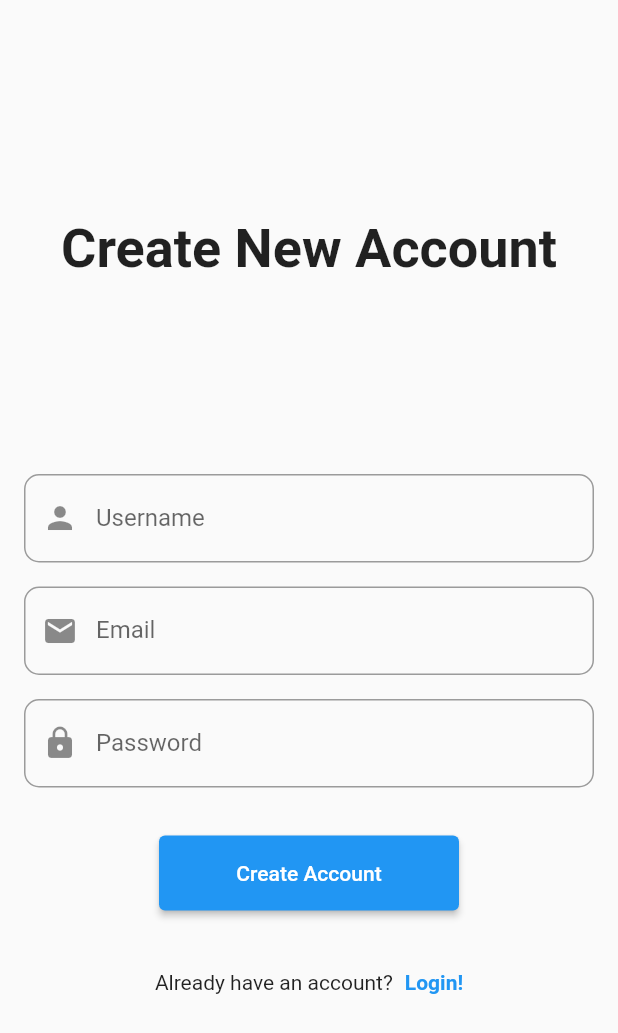
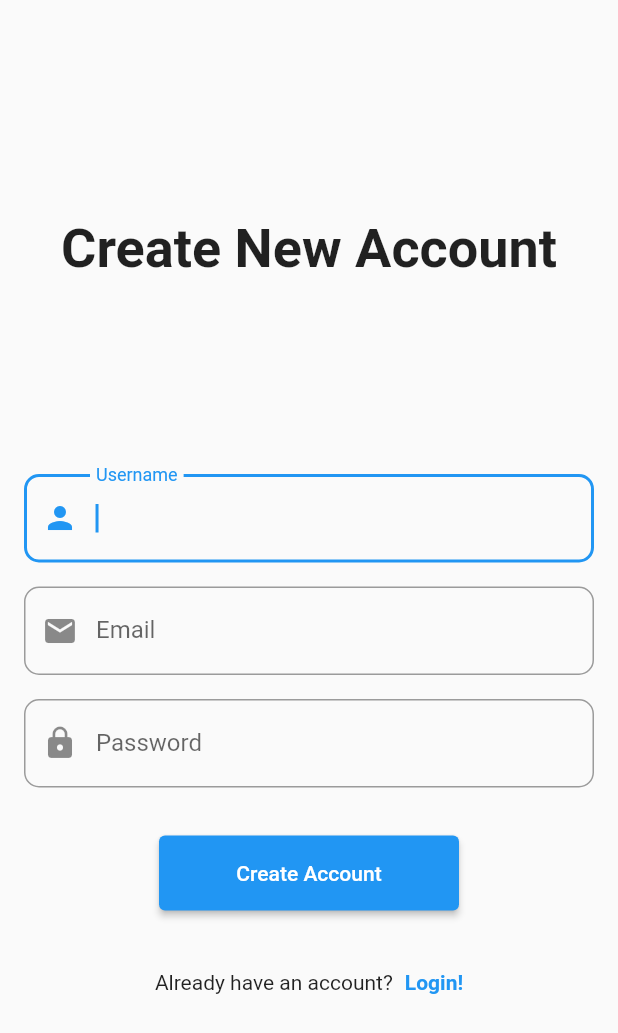
Before and after one commit to Davenchy/fire_auth_x, a Flutter app: the screen it shows after launch, after a tap on "Register Now!", after a tap on "Create Account", on a phone screen of 412 x 824 dp. Shown: the top 1033 px of the screen. Run offline on Flutter 3.47's test engine with Material 2 defaults, Android fonts, the phone set to English and light mode, and no system bars; our stand-ins replace firebase_auth, firebase_core, get; accounts and stored records are empty; network calls fail.

Commit message:
implement auth

```diff
--- a/lib/app.dart
+++ b/lib/app.dart
@@ -1,18 +1,29 @@
 import 'package:fire_auth_x/screens/login_screen.dart';
+import 'package:fire_auth_x/screens/register_screen.dart';
 import 'package:flutter/material.dart';
+import 'package:get/get.dart';
+
+import 'screens/home_screen.dart';
+import 'screens/settings_screen.dart';
 
 class MyApp extends StatelessWidget {
   const MyApp({Key? key}) : super(key: key);
 
   @override
   Widget build(BuildContext context) {
-    return MaterialApp(
+    return GetMaterialApp(
       title: 'FireAuthX',
       debugShowCheckedModeBanner: false,
       theme: ThemeData(
         primarySwatch: Colors.blue,
       ),
-      home: const LoginScreen(),
+      initialRoute: '/',
+      getPages: [
+        GetPage(name: '/', page: () => HomeScreen()),
+        GetPage(name: '/login', page: () => LoginScreen()),
+        GetPage(name: '/register', page: () => RegisterScreen()),
+        GetPage(name: '/settings', page: () => SettingsScreen()),
+      ],
     );
   }
 }
--- a/lib/controllers/auth_controller.dart
+++ b/lib/controllers/auth_controller.dart
@@ -0,0 +1,160 @@
+import 'package:firebase_auth/firebase_auth.dart';
+import 'package:flutter/material.dart';
+import 'package:get/get.dart';
+
+class AuthController extends GetxController {
+  static AuthController get instance => Get.find();
+
+  final FirebaseAuth _authService = FirebaseAuth.instance;
+  late final Rx<User?> _user;
+  final Rx<bool> _isLoading = false.obs;
+
+  bool get isLoggedIn => _user.value != null;
+  User? get user => _user.value;
+
+  Rx<bool> get isLoading => _isLoading;
+  String? get userName => user?.displayName;
+  String? get photoUrl => user?.photoURL;
+
+  @override
+  void onReady() {
+    super.onReady();
+
+    _user = _authService.currentUser.obs;
+
+    _user.bindStream(_authService.userChanges());
+    ever(_user, _initialScreen);
+  }
+
+  void _initialScreen(User? user) {
+    if (user != null) {
+      Get.offAllNamed('/');
+    } else {
+      Get.offAllNamed('/login');
+    }
+  }
+
+  /// sign-in user using its [email] and [password]
+  Future<void> signIn(String email, String password) async {
+    isLoading.value = true;
+    await _authService
+        .signInWithEmailAndPassword(
+      email: email,
+      password: password,
+    )
+        .then(
+      (userCredential) {
+        _showToast(
+          'Success',
+          'Welcome ${userCredential.user?.displayName}, To our world!',
+          false,
+        );
+      },
+    ).onError<FirebaseAuthException>(
+      (error, stackTrace) {
+        const String title = 'Login Failed!';
+        switch (error.code) {
+          case 'invalid-email':
+            _showToast(
+              title,
+              'Invalid email or wrong password!',
+            );
+
+            break;
+          case 'user-disabled':
+            _showToast(
+              title,
+              'User disabled, communicate with the support',
+            );
+
+            break;
+          case 'user-not-found':
+            _showToast(
+              title,
+              'Invalid email or wrong password!',
+            );
+
+            break;
+          case 'wrong-password':
+            _showToast(
+              title,
+              'Invalid email or wrong password!',
+            );
+
+            break;
+          default:
+            _showToast(
+              title,
+              'Something went wrong!',
+            );
+
+            print(error);
+
+            break;
+        }
+      },
+    ).whenComplete(() {
+      print('completed');
+      isLoading.value = false;
+    });
+  }
+
+  Future<void> register({
+    required String username,
+    required String email,
+    required String password,
+  }) async {
+    isLoading.value = true;
+    await _authService
+        .createUserWithEmailAndPassword(
+      email: email,
+      password: password,
+    )
+        .then(
+      (userCredentials) {
+        userCredentials.user?.updateDisplayName(username);
+        _showToast('Success', 'Account created successfully', false);
+      },
+    ).onError<FirebaseAuthException>(
+      (error, stackTrace) {
+        const String title = 'Failed to create account';
+        switch (error.code) {
+          case 'email-already-in-use':
+            _showToast(title, 'Email already in use');
+            break;
+          case 'invalid-email':
+            _showToast(title, 'Invalid email');
+            break;
+          case 'operation-not-allowed':
+            _showToast(
+              title,
+              'Account creation not allowed. Please contact the administrator',
+            );
+            break;
+          case 'weak-password':
+            _showToast(
+              'Weak password',
+              'Password should be at least 6 characters long.',
+            );
+
+            break;
+        }
+      },
+    ).whenComplete(() => isLoading.value = false);
+  }
+
+  /// show Get snackbar with [message] and [title]
+  void _showToast(String title, String message, [bool isError = true]) {
+    Get.snackbar(
+      title,
+      message,
+      snackPosition: SnackPosition.TOP,
+      backgroundColor: isError ? Colors.red : Colors.green,
+      colorText: Colors.white,
+      duration: Duration(seconds: 4),
+    );
+  }
+
+  /// sign-out user
+  Future<void> signOut() => _authService.signOut();
+}
--- a/lib/main.dart
+++ b/lib/main.dart
@@ -1,10 +1,12 @@
 import 'package:flutter/material.dart';
 import 'package:firebase_core/firebase_core.dart';
+import 'package:get/get.dart';
 
 import 'app.dart';
+import 'controllers/auth_controller.dart';
 
 void main() async {
   WidgetsFlutterBinding.ensureInitialized();
-  await Firebase.initializeApp();
+  await Firebase.initializeApp().then((_) => Get.put(AuthController()));
   runApp(const MyApp());
 }
--- /dev/null
+++ b/lib/screens/components/auth_button.dart
@@ -0,0 +1,22 @@
+import 'package:flutter/material.dart';
+
+class AuthButton extends StatelessWidget {
+  const AuthButton({
+    Key? key,
+    required this.label,
+    this.onPressed,
+    this.isLoading = false,
+  }) : super(key: key);
+
+  final String label;
+  final bool isLoading;
+  final VoidCallback? onPressed;
+
+  @override
+  Widget build(BuildContext context) {
+    return ElevatedButton(
+      child: isLoading ? const CircularProgressIndicator() : Text(label),
+      onPressed: isLoading ? null : onPressed,
+    );
+  }
+}
--- /dev/null
+++ b/lib/screens/components/auth_text_field.dart
@@ -0,0 +1,65 @@
+import 'package:flutter/material.dart';
+
+class AuthTextField extends StatefulWidget {
+  const AuthTextField({
+    Key? key,
+    required this.label,
+    this.controller,
+    this.icon,
+    this.focus = false,
+    this.isPassword = false,
+    this.isFinal = false,
+    this.onSubmitted,
+    this.keyboardType,
+  }) : super(key: key);
+
+  final TextEditingController? controller;
+  final String label;
+  final IconData? icon;
+  final bool focus;
+  final bool isPassword;
+  final bool isFinal;
+  final TextInputType? keyboardType;
+  final VoidCallback? onSubmitted;
+
+  @override
+  _AuthTextFieldState createState() => _AuthTextFieldState();
+}
+
+class _AuthTextFieldState extends State<AuthTextField> {
+  late final FocusNode _focusNode;
+
+  initState() {
+    super.initState();
+    _focusNode = FocusNode();
+  }
+
+  @override
+  void dispose() {
+    _focusNode.dispose();
+    super.dispose();
+  }
+
+  @override
+  Widget build(BuildContext context) {
+    return TextField(
+      controller: widget.controller,
+      focusNode: _focusNode,
+      autofocus: widget.focus,
+      obscureText: widget.isPassword,
+      keyboardType: widget.keyboardType,
+      textInputAction:
+          widget.isFinal ? TextInputAction.done : TextInputAction.next,
+      decoration: InputDecoration(
+        labelText: widget.label,
+        prefixIcon: Icon(widget.icon),
+        border: OutlineInputBorder(
+          borderRadius: BorderRadius.circular(10),
+        ),
+      ),
+      onSubmitted: (_) => widget.isFinal
+          ? widget.onSubmitted?.call()
+          : Focus.maybeOf(context)?.nextFocus(),
+    );
+  }
+}
--- /dev/null
+++ b/lib/screens/home_screen.dart
@@ -0,0 +1,102 @@
+import 'package:fire_auth_x/controllers/auth_controller.dart';
+import 'package:fire_auth_x/screens/settings_screen.dart';
+import 'package:flutter/material.dart';
+import 'package:get/get.dart';
+import 'package:get/get_state_manager/get_state_manager.dart';
+
+import 'login_screen.dart';
+
+class HomeScreen extends StatelessWidget {
+  const HomeScreen({Key? key}) : super(key: key);
+
+  @override
+  Widget build(BuildContext context) {
+    return Scaffold(
+      appBar: AppBar(
+        title: const Text('Welcome Screen'),
+        actions: [
+          IconButton(
+            icon: const Icon(Icons.settings),
+            onPressed: () => Get.toNamed('/settings'),
+          ),
+          IconButton(
+            icon: const Icon(Icons.exit_to_app),
+            onPressed: () => AuthController.instance.signOut(),
+          ),
+        ],
+      ),
+      body: SizedBox.expand(
+        child: Column(
+          mainAxisAlignment: MainAxisAlignment.center,
+          crossAxisAlignment: CrossAxisAlignment.center,
+          children: [
+            Obx(() {
+              return GestureDetector(
+                onTap: _changePhoto,
+                child: CircleAvatar(
+                  radius: 50,
+                  child: AuthController.instance.user?.photoURL != null
+                      ? Image.network(AuthController.instance.user!.photoURL!)
+                      : const Icon(Icons.person, size: 60),
+                ),
+              );
+            }),
+            const SizedBox(height: 16),
+            Obx(() {
+              return Text(
+                'Welcome, ${AuthController.instance.user?.displayName ?? 'Unknown'}',
+                style: TextStyle(fontSize: 24, fontWeight: FontWeight.bold),
+              );
+            }),
+          ],
+        ),
+      ),
+    );
+  }
+
+  void _changePhoto() {
+    Get.defaultDialog(
+      title: 'Change photo',
+      content: const Text('Edit your profile photo'),
+      actions: [
+        TextButton(
+          child: const Text('Camera'),
+          onPressed: () => Get.back(),
+        ),
+        TextButton(
+          child: const Text('Gallery'),
+          onPressed: () => Get.back(),
+        ),
+        TextButton(
+          child: const Text('Remove', style: TextStyle(color: Colors.red)),
+          onPressed: _removePhoto,
+        ),
+        TextButton(
+          child: const Text('Cancel'),
+          onPressed: () => Get.back(),
+        ),
+      ],
+    );
+  }
+
+  void _removePhoto() {
+    Get.back();
+    Get.defaultDialog(
+      title: 'Remove photo',
+      content: const Text('Remove your profile photo'),
+      actions: [
+        TextButton(
+          child: const Text('Remove', style: TextStyle(color: Colors.red)),
+          onPressed: () {
+            AuthController.instance.user?.updatePhotoURL(null);
+            Get.back();
+          },
+        ),
+        TextButton(
+          child: const Text('Cancel'),
+          onPressed: () => Get.back(),
+        ),
+      ],
+    );
+  }
+}
--- a/lib/screens/login_screen.dart
+++ b/lib/screens/login_screen.dart
@@ -1,9 +1,26 @@
+import 'package:fire_auth_x/controllers/auth_controller.dart';
+import 'package:fire_auth_x/screens/components/auth_button.dart';
 import 'package:flutter/material.dart';
+import 'package:get/get.dart';
 
-import 'register_screen.dart';
+import 'components/auth_text_field.dart';
 
-class LoginScreen extends StatelessWidget {
+class LoginScreen extends StatefulWidget {
   const LoginScreen({Key? key}) : super(key: key);
+
+  @override
+  _LoginScreenState createState() => _LoginScreenState();
+}
+
+class _LoginScreenState extends State<LoginScreen> {
+  final TextEditingController _emailController = TextEditingController();
+  final TextEditingController _passwordController = TextEditingController();
+
+  dispose() {
+    _emailController.dispose();
+    _passwordController.dispose();
+    super.dispose();
+  }
 
   @override
   Widget build(BuildContext context) {
@@ -28,36 +45,32 @@ class LoginScreen extends StatelessWidget {
                   style: TextStyle(fontSize: 36, fontWeight: FontWeight.bold),
                 ),
                 const Spacer(),
-                TextField(
+                AuthTextField(
+                  controller: _emailController,
+                  focus: true,
+                  label: 'Email',
+                  icon: Icons.email,
                   keyboardType: TextInputType.emailAddress,
-                  decoration: InputDecoration(
-                    labelText: 'Email',
-                    prefixIcon: Icon(Icons.email),
-                    border: OutlineInputBorder(
-                      borderRadius: BorderRadius.circular(10),
-                    ),
-                  ),
                 ),
                 const SizedBox(height: 16),
-                TextField(
-                  obscureText: true,
-                  decoration: InputDecoration(
-                    labelText: 'Password',
-                    prefixIcon: Icon(Icons.lock),
-                    border: OutlineInputBorder(
-                      borderRadius: BorderRadius.circular(10),
-                    ),
-                  ),
+                AuthTextField(
+                  controller: _passwordController,
+                  label: 'Password',
+                  icon: Icons.lock,
+                  isPassword: true,
+                  isFinal: true,
+                  onSubmitted: _login,
                 ),
                 const SizedBox(height: 32),
                 SizedBox(
                   width: 200,
                   height: 50,
-                  child: ElevatedButton(
-                    child: Text('Login'),
-                    onPressed: () {
-                      // TODO: login
-                    },
+                  child: Obx(
+                    () => AuthButton(
+                      label: 'Login',
+                      isLoading: AuthController.instance.isLoading.value,
+                      onPressed: _login,
+                    ),
                   ),
                 ),
                 const SizedBox(height: 24),
@@ -77,14 +90,7 @@ class LoginScreen extends StatelessWidget {
                           ),
                         ),
                       ),
-                      onTap: () {
-                        Navigator.pushReplacement(
-                          context,
-                          MaterialPageRoute(
-                            builder: (context) => RegisterScreen(),
-                          ),
-                        );
-                      },
+                      onTap: () => Get.offAndToNamed('/register'),
                     ),
                   ],
                 ),
@@ -96,4 +102,9 @@ class LoginScreen extends StatelessWidget {
       ),
     );
   }
+
+  void _login() => AuthController.instance.signIn(
+        _emailController.text,
+        _passwordController.text,
+      );
 }
--- a/lib/screens/register_screen.dart
+++ b/lib/screens/register_screen.dart
@@ -1,9 +1,31 @@
+import 'package:fire_auth_x/controllers/auth_controller.dart';
+import 'package:fire_auth_x/screens/components/auth_text_field.dart';
 import 'package:flutter/material.dart';
+import 'package:get/get.dart';
 
+import 'components/auth_button.dart';
 import 'login_screen.dart';
 
-class RegisterScreen extends StatelessWidget {
+class RegisterScreen extends StatefulWidget {
   const RegisterScreen({Key? key}) : super(key: key);
+
+  @override
+  _RegisterScreenState createState() => _RegisterScreenState();
+}
+
+class _RegisterScreenState extends State<RegisterScreen> {
+  final TextEditingController _usernameController = TextEditingController();
+  final TextEditingController _emailController = TextEditingController();
+  final TextEditingController _passwordController = TextEditingController();
+
+  @override
+  void dispose() {
+    _usernameController.dispose();
+    _emailController.dispose();
+    _passwordController.dispose();
+
+    super.dispose();
+  }
 
   @override
   Widget build(BuildContext context) {
@@ -28,47 +50,39 @@ class RegisterScreen extends StatelessWidget {
                   style: TextStyle(fontSize: 36, fontWeight: FontWeight.bold),
                 ),
                 const Spacer(),
-                TextField(
+                AuthTextField(
+                  controller: _usernameController,
+                  label: 'Username',
+                  icon: Icons.person,
                   keyboardType: TextInputType.name,
-                  decoration: InputDecoration(
-                    labelText: 'Username',
-                    prefixIcon: Icon(Icons.person),
-                    border: OutlineInputBorder(
-                      borderRadius: BorderRadius.circular(10),
-                    ),
-                  ),
+                  focus: true,
                 ),
                 const SizedBox(height: 16),
-                TextField(
+                AuthTextField(
+                  controller: _emailController,
+                  label: 'Email',
+                  icon: Icons.email,
                   keyboardType: TextInputType.emailAddress,
-                  decoration: InputDecoration(
-                    labelText: 'Email',
-                    prefixIcon: Icon(Icons.email),
-                    border: OutlineInputBorder(
-                      borderRadius: BorderRadius.circular(10),
-                    ),
-                  ),
                 ),
                 const SizedBox(height: 16),
-                TextField(
-                  obscureText: true,
-                  decoration: InputDecoration(
-                    labelText: 'Password',
-                    prefixIcon: Icon(Icons.lock),
-                    border: OutlineInputBorder(
-                      borderRadius: BorderRadius.circular(10),
-                    ),
-                  ),
+                AuthTextField(
+                  controller: _passwordController,
+                  label: 'Password',
+                  icon: Icons.lock,
+                  isPassword: true,
+                  isFinal: true,
+                  onSubmitted: _register,
                 ),
                 const SizedBox(height: 32),
                 SizedBox(
                   width: 200,
                   height: 50,
-                  child: ElevatedButton(
-                    child: Text('Create Account'),
-                    onPressed: () {
-                      // TODO: register
-                    },
+                  child: Obx(
+                    () => AuthButton(
+                      label: 'Create Account',
+                      isLoading: AuthController.instance.isLoading.value,
+                      onPressed: _register,
+                    ),
                   ),
                 ),
                 const SizedBox(height: 24),
@@ -88,14 +102,7 @@ class RegisterScreen extends StatelessWidget {
                           ),
                         ),
                       ),
-                      onTap: () {
-                        Navigator.pushReplacement(
-                          context,
-                          MaterialPageRoute(
-                            builder: (context) => LoginScreen(),
-                          ),
-                        );
-                      },
+                      onTap: () => Get.offAndToNamed('/login'),
                     ),
                   ],
                 ),
@@ -107,4 +114,10 @@ class RegisterScreen extends StatelessWidget {
       ),
     );
   }
+
+  void _register() => AuthController.instance.register(
+        username: _usernameController.text,
+        email: _emailController.text,
+        password: _passwordController.text,
+      );
 }
```
Also changed, not shown: lib/screens/auth_screen.dart (deleted, +0 -12 lines), lib/screens/welcome_screen.dart (deleted, +0 -48 lines).
